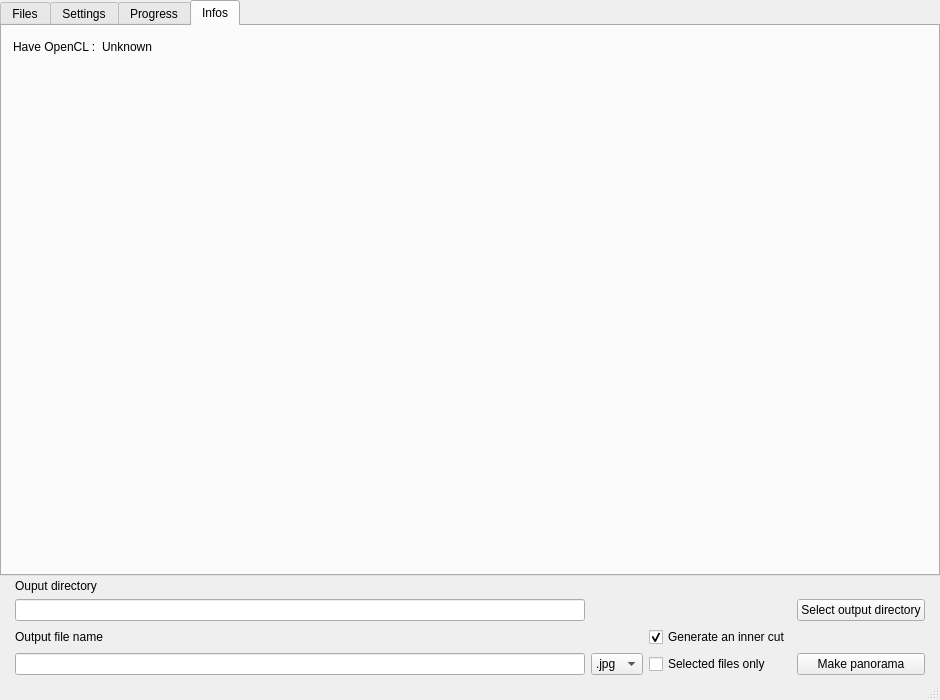
Before: the Qt Designer form src/mainwindow.ui in qchateau/AutoPanorama, drawn with Qt 5.
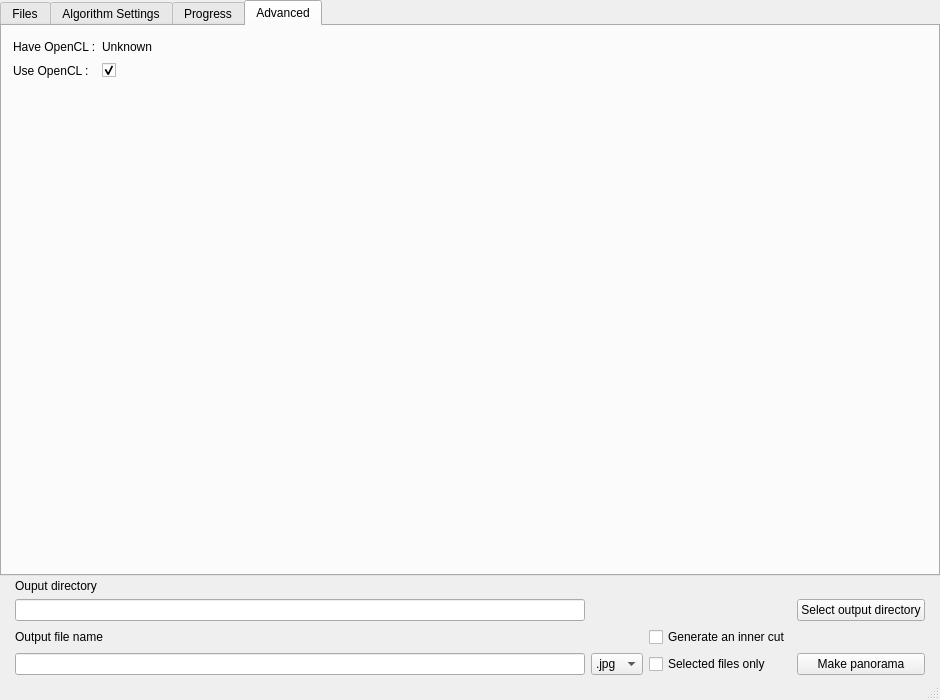
After: the same form once the commit is applied. The open tabs and pages were chosen to show the change. Icons and pictures are not drawn. Custom widgets are drawn as their Qt base class.

Commit message: Use OpenCL

```diff
--- a/src/mainwindow.ui
+++ b/src/mainwindow.ui
@@ -106,7 +106,7 @@
       </widget>
       <widget class="QWidget" name="tabSettings">
        <attribute name="title">
-        <string>Settings</string>
+        <string>Algorithm Settings</string>
        </attribute>
        <layout class="QGridLayout" name="gridLayout_2">
         <item row="14" column="1">
@@ -798,7 +798,7 @@
       </widget>
       <widget class="QWidget" name="tab">
        <attribute name="title">
-        <string>Infos</string>
+        <string>Advanced</string>
        </attribute>
        <layout class="QGridLayout" name="gridLayout">
         <item row="0" column="3">
@@ -841,6 +841,23 @@
           </property>
          </widget>
         </item>
+        <item row="1" column="0">
+         <widget class="QLabel" name="use_opencl_label">
+          <property name="text">
+           <string>Use OpenCL :</string>
+          </property>
+         </widget>
+        </item>
+        <item row="1" column="2">
+         <widget class="QCheckBox" name="use_opencl_checkbox">
+          <property name="text">
+           <string/>
+          </property>
+          <property name="checked">
+           <bool>true</bool>
+          </property>
+         </widget>
+        </item>
        </layout>
       </widget>
      </widget>
@@ -903,7 +920,7 @@
          <string>Generate an inner cut</string>
         </property>
         <property name="checked">
-         <bool>true</bool>
+         <bool>false</bool>
         </property>
        </widget>
       </item>
```
Left out of the diff: 2 changed lines with no effect on the pictures. The commit also changes 6 other files.
